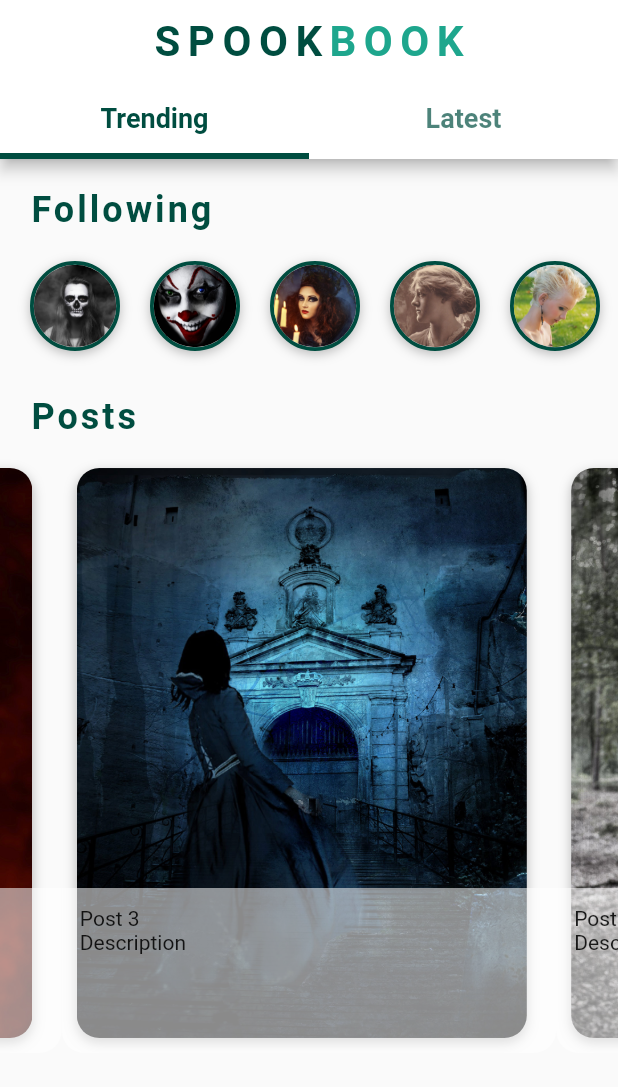
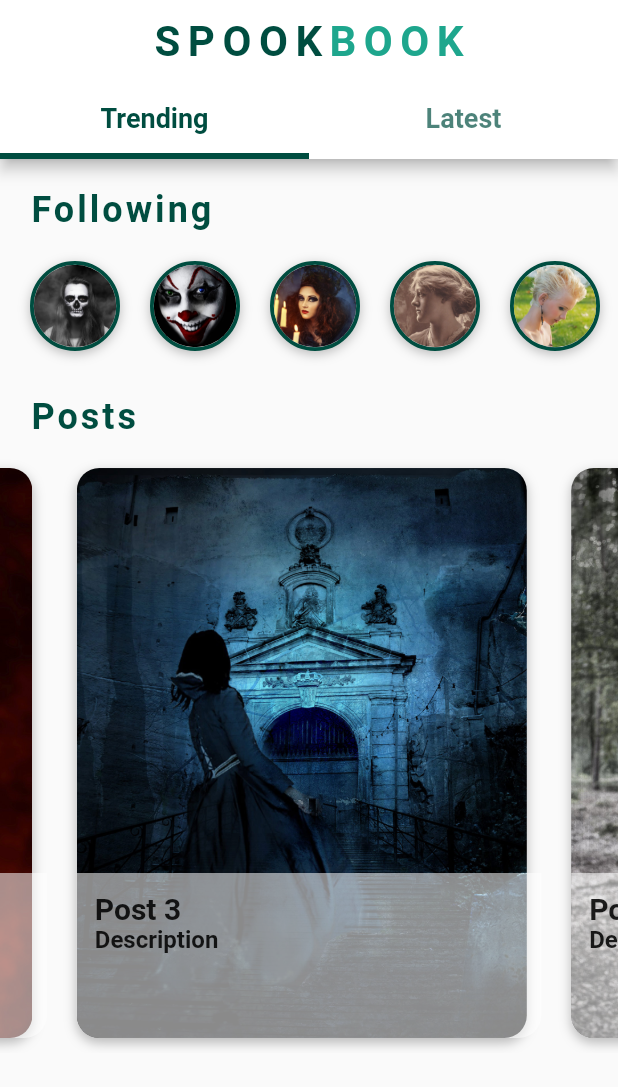
Before and after one commit to SMacEwan/flutter_social_ui, a Flutter app: the HomeScreen screen opened directly, swiped to page 4, on a phone screen of 412 x 824 dp. Shown: the top 1087 px of the screen. Run offline on Flutter 3.47's test engine with Material 2 defaults, Android fonts, the phone set to English and light mode, and no system bars.

```diff
--- a/lib/widgets/posts_carousel.dart
+++ b/lib/widgets/posts_carousel.dart
@@ -36,10 +36,10 @@ class PostsCarousel extends StatelessWidget {
           ),
         ),
         Positioned(
-          left: 0.0,
-          bottom: 0.0,
-          right: 0.0,
-                  child: Container(
+          left: 10.0,
+          bottom: 10.0,
+          right: 10.0,
+          child: Container(
             padding: EdgeInsets.all(12.0),
             height: 110.0,
             decoration: BoxDecoration(
@@ -52,8 +52,20 @@ class PostsCarousel extends StatelessWidget {
             child: Column(
               crossAxisAlignment: CrossAxisAlignment.start,
               children: <Widget>[
-                Text(post.title),
-                Text(post.descript),
+                Text(
+                  post.title,
+                  style: TextStyle(
+                    fontSize: 20.0,
+                    fontWeight: FontWeight.bold,
+                  ),
+                ),
+                Text(
+                  post.descript,
+                  style: TextStyle(
+                    fontSize: 16.0,
+                    fontWeight: FontWeight.w600,
+                  ),
+                ),
               ],
             ),
           ),
```
Also changed, not shown: Screenshot2.png (deleted).
